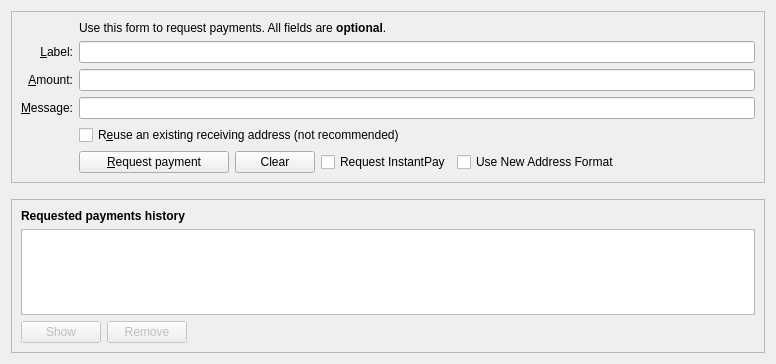
SmartCash/Core-Smart, file src/qt/forms/receivecoinsdialog.ui: the form before one commit.
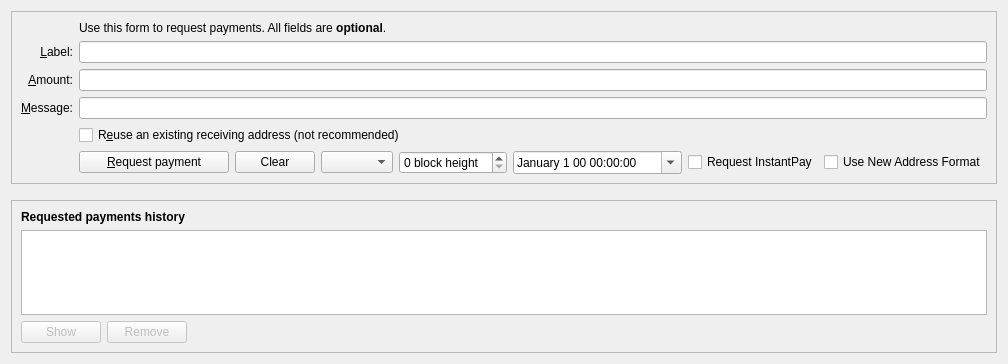
The form after the commit. Icons and pictures are not drawn. Custom widgets are drawn as their Qt base class.

Commit message: Add UI elements to generate time-locked payment requests

```diff
--- a/src/qt/forms/receivecoinsdialog.ui
+++ b/src/qt/forms/receivecoinsdialog.ui
@@ -169,6 +169,36 @@
             </property>
            </widget>
           </item>
+          <item>
+           <widget class="QComboBox" name="timelockCombo">
+            <property name="sizePolicy">
+             <sizepolicy hsizetype="Minimum" vsizetype="Fixed">
+              <horstretch>0</horstretch>
+              <verstretch>0</verstretch>
+             </sizepolicy>
+            </property>
+            <property name="toolTip">
+             <string>Lock a transaction to be spent at future time.</string>
+            </property>
+           </widget>
+          </item>
+          <item>
+           <widget class="QSpinBox" name="timeLockCustomBlocks">
+            <property name="suffix">
+             <string> block height</string>
+            </property>
+           </widget>
+          </item>
+          <item>
+           <widget class="QDateTimeEdit" name="timeLockCustomDate">
+            <property name="calendarPopup">
+             <bool>true</bool>
+            </property>
+            <property name="displayFormat">
+             <string>MMMM d yy hh:mm:ss</string>
+            </property>
+           </widget>
+          </item>
           <item>
            <widget class="QCheckBox" name="checkUseInstantSend">
             <property name="text">
```
The commit also changes 2 other files.
